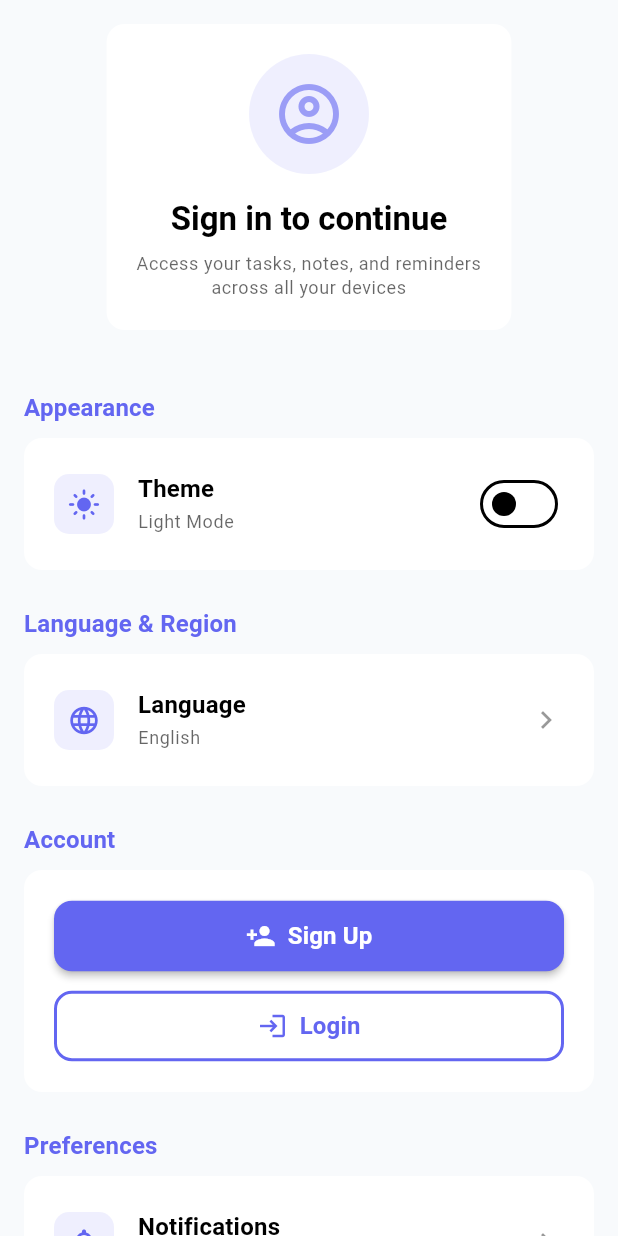
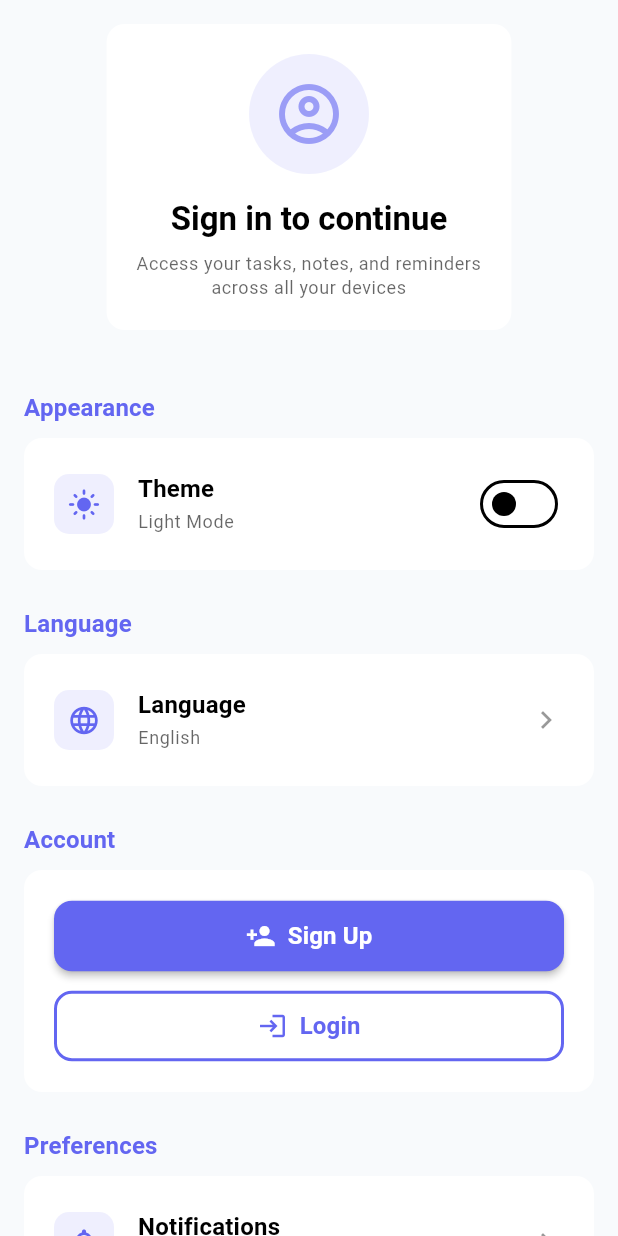
Before and after one commit to Abderrahamane/DayFlow, a Flutter app: the SettingsPage screen opened by its route, on a phone screen of 412 x 824 dp. Run offline on Flutter 3.47's test engine with Material 3 defaults, Android fonts, the phone set to English and light mode, and no system bars; our stand-ins replace shared_preferences; accounts and stored records are empty.

Commit message:
fix: Update settings section title to 'Language'
Changed the 'Language & Region' section title to 'Language' in the settings page for clarity and consistency.

```diff
--- a/lib/pages/settings_page.dart
+++ b/lib/pages/settings_page.dart
@@ -104,7 +104,7 @@ class _SettingsPageState extends State<SettingsPage> {
             // Language Section
             _buildSection(
               context,
-              title: 'Language & Region',
+              title: 'Language',
               children: [
                 _buildLanguageSelector(context),
               ],
```
